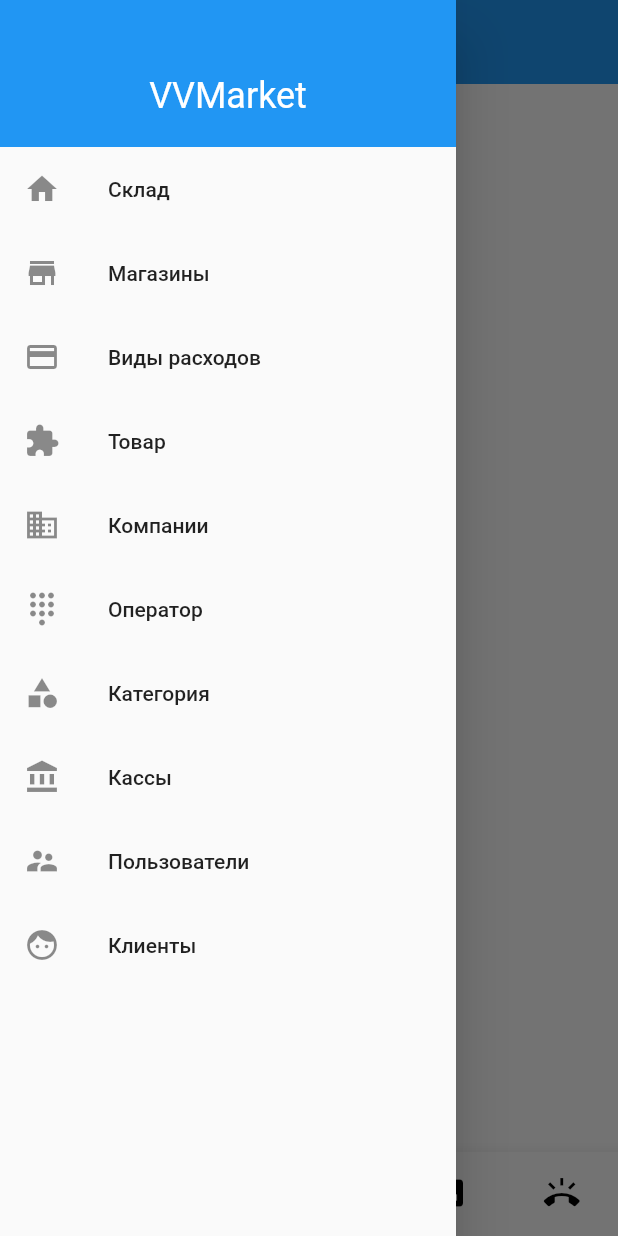
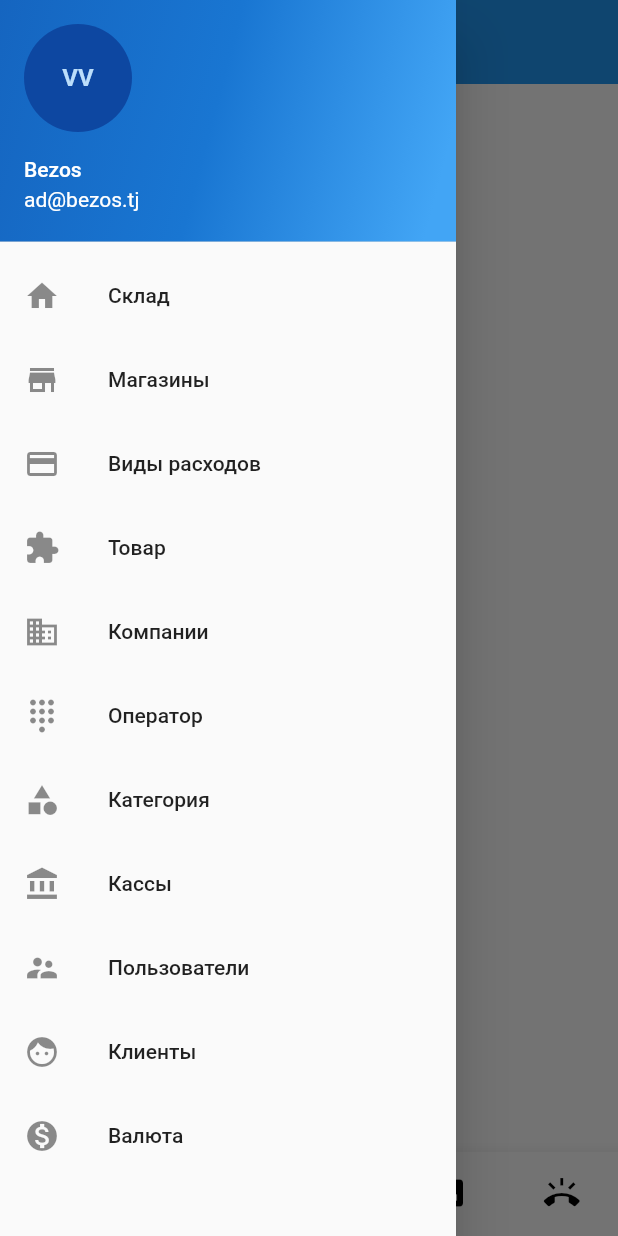
Before and after one commit to UKhurshed/Flutter_UI, a Flutter app: the Home screen opened directly, item 2 of the bottom bar chosen, with the side drawer open, on a phone screen of 412 x 824 dp. Run offline on Flutter 3.47's test engine with Material 2 defaults, Android fonts, the phone set to English and light mode, and no system bars.

Commit message:
Optimized Main Drawer Screen

```diff
--- a/lib/components/MainDrawer.dart
+++ /dev/null
@@ -1,98 +0,0 @@
-import 'package:flutter/material.dart';
-import 'package:flutter/painting.dart';
-
-class MainDrawer extends StatelessWidget {
-  @override
-  Widget build(BuildContext context) {
-    return Drawer(
-      child: Column(
-        children: [
-          Container(
-            width: double.infinity,
-            padding: const EdgeInsets.all(20),
-            color: Theme
-                .of(context)
-                .primaryColor,
-            child: Center(
-              child: Column(
-                children: [
-                  Container(
-                    height: 30,
-                    width: 100,
-//                    margin: const EdgeInsets.only(bottom: 20),
-                  ),
-                  Text('VVMarket', style: TextStyle(color: Colors.white, fontSize: 24)),
-                ],
-              ),
-            ),
-          ),
-          SingleChildScrollView(
-            scrollDirection: Axis.vertical,
-            child: Column(
-              crossAxisAlignment: CrossAxisAlignment.start,
-              children: [
-                ListTile(
-                  leading: Icon(Icons.home),
-                  title: Text('Склад'),
-                  onTap: null,
-                ),
-                ListTile(
-                  leading: Icon(Icons.store),
-                  title: Text('Магазины'),
-                  onTap: null,
-                ),
-                ListTile(
-                  leading: Icon(Icons.payment),
-                  title: Text('Виды расходов'),
-                  onTap: null,
-                ),
-                ListTile(
-                  leading: Icon(Icons.extension),
-                  title: Text('Товар'),
-                  onTap: null,
-                ),
-                ListTile(
-                  leading: Icon(Icons.business),
-                  title: Text('Компании'),
-                  onTap: null,
-                ),
-                ListTile(
-                  leading: Icon(Icons.dialpad),
-                  title: Text('Оператор'),
-                  onTap: null,
-                ),
-                ListTile(
-                  leading: Icon(Icons.category),
-                  title: Text('Категория'),
-                  onTap: null,
-                ),
-                ListTile(
-                  leading: Icon(Icons.account_balance),
-                  title: Text('Кассы'),
-                  onTap: null,
-                ),
-                ListTile(
-                  leading: Icon(Icons.supervisor_account),
-                  title: Text('Пользователи'),
-                  onTap: null,
-                ),
-                ListTile(
-                  leading: Icon(Icons.face),
-                  title: Text('Клиенты'),
-                  onTap: null,
-                ),
-//                ListTile(
-//                  leading: Icon(Icons.home),
-//                  title: Text('Валюта'),
-//                  onTap: null,
-//                ),
-              ],
-            ),
-
-          ),
-
-        ],
-      ),
-    );
-  }
-}
--- /dev/null
+++ b/lib/components/document_drawer.dart
@@ -0,0 +1,56 @@
+import 'package:flutter/material.dart';
+
+class DocumentDrawer extends StatelessWidget {
+  @override
+  Widget build(BuildContext context) {
+    return Drawer(
+      child: Column(
+        children: [
+          Container(
+            width: double.infinity,
+            padding: const EdgeInsets.all(20),
+            color: Theme
+                .of(context)
+                .primaryColor,
+            child: Center(
+              child: Column(
+                children: [
+                  Container(
+                    height: 30,
+                    width: 100,
+//                    margin: const EdgeInsets.only(bottom: 20),
+                  ),
+                  Text('VVMarket',
+                      style: TextStyle(color: Colors.white, fontSize: 24)),
+                ],
+              ),
+            ),
+          ),
+          SingleChildScrollView(
+            scrollDirection: Axis.vertical,
+            child: Column(
+              crossAxisAlignment: CrossAxisAlignment.start,
+              children: [
+                ListTile(
+                  leading: Icon(Icons.home),
+                  title: Text('Склад'),
+                  onTap: null,
+                ),
+                ListTile(
+                  leading: Icon(Icons.store),
+                  title: Text('Магазины'),
+                  onTap: null,
+                ),
+                ListTile(
+                  leading: Icon(Icons.payment),
+                  title: Text('Виды расходов'),
+                  onTap: null,
+                ),
+              ],
+            ),
+          ),
+        ],
+      ),
+    );
+  }
+}
--- a/lib/components/home.dart
+++ b/lib/components/home.dart
@@ -1,13 +1,11 @@
 import 'package:flutter/material.dart';
-import 'package:flutter/painting.dart';
 import 'package:flutter_ui/screens/Home.dart';
 import 'package:flutter_ui/screens/Operations.dart';
 import 'package:flutter_ui/screens/crm.dart';
 import 'package:flutter_ui/screens/documents.dart';
 import 'package:flutter_ui/screens/reports.dart';
-
-import 'AppBar.dart';
-import 'MainDrawer.dart';
+import 'app_bar.dart';
+import 'main_drawer.dart';
 
 
 class Home extends StatefulWidget {
--- /dev/null
+++ b/lib/components/main_drawer.dart
@@ -0,0 +1,61 @@
+import 'package:flutter/material.dart';
+import 'package:flutter/painting.dart';
+import 'package:flutter_ui/model/main_drawer_items.dart';
+
+class MainDrawer extends StatelessWidget {
+
+  List<MainDrawerItems> _drawerItems = itemsList;
+  @override
+  Widget build(BuildContext context) {
+    return Drawer(
+      child: ListView(
+        children: [
+          UserAccountsDrawerHeader(
+            decoration: BoxDecoration(
+              gradient: LinearGradient(
+                begin: Alignment.topLeft,
+                colors: [Colors.blue[800], Colors.blue[700], Colors.blue[400]],
+              )
+            ),
+          accountName: Text('Bezos'),
+            accountEmail: Text('ad@bezos.tj'),
+            currentAccountPicture: CircleAvatar(
+
+              child: Text('VV', style: TextStyle(fontWeight: FontWeight.bold,),),
+              backgroundColor: Colors.blue[900],
+            ),
+
+          ),
+//          DrawerHeader(
+//            decoration: BoxDecoration(
+//              gradient: LinearGradient(
+//                  begin: Alignment.topCenter,
+//                  colors: [Colors.blue[800], Colors.blue[700], Colors.blue[400]]
+//              ),
+//            ),
+//            child: Center(
+//              child: Container(
+//                child: Text('VVMarket',
+//                    style: TextStyle(color: Colors.white, fontSize: 24)
+//                ),
+//              ),
+//            ),
+//          ),
+          ListView.builder(
+              scrollDirection: Axis.vertical,
+              shrinkWrap: true,
+              physics: ScrollPhysics(),
+              itemCount: itemsList.length,
+              itemBuilder: (BuildContext context, int index) {
+                return ListTile(
+                  onTap: () {},
+                  title: Text(_drawerItems[index].itemsTitle),
+                  leading: Icon(_drawerItems[index].itemsIcon),
+                );
+              }
+          ),
+        ],
+      ),
+    );
+  }
+}
--- /dev/null
+++ b/lib/config/config.dart
@@ -0,0 +1 @@
+import 'package:flutter/material.dart';
--- /dev/null
+++ b/lib/model/data.dart
@@ -0,0 +1 @@
+import 'package:flutter/material.dart';
--- /dev/null
+++ b/lib/model/main_drawer_items.dart
@@ -0,0 +1,22 @@
+import 'package:flutter/material.dart';
+
+class MainDrawerItems{
+  final IconData itemsIcon;
+  final String itemsTitle;
+
+  MainDrawerItems({this.itemsIcon, this.itemsTitle});
+}
+
+List<MainDrawerItems> itemsList = [
+  MainDrawerItems(itemsIcon: Icons.home, itemsTitle: 'Склад'),
+  MainDrawerItems(itemsIcon: Icons.store, itemsTitle: 'Магазины'),
+  MainDrawerItems(itemsIcon: Icons.payment, itemsTitle: 'Виды расходов'),
+  MainDrawerItems(itemsIcon: Icons.extension, itemsTitle: 'Товар'),
+  MainDrawerItems(itemsIcon: Icons.business, itemsTitle: 'Компании'),
+  MainDrawerItems(itemsIcon: Icons.dialpad, itemsTitle: 'Оператор'),
+  MainDrawerItems(itemsIcon: Icons.category, itemsTitle: 'Категория'),
+  MainDrawerItems(itemsIcon: Icons.account_balance, itemsTitle: 'Кассы'),
+  MainDrawerItems(itemsIcon: Icons.supervisor_account, itemsTitle: 'Пользователи'),
+  MainDrawerItems(itemsIcon: Icons.face, itemsTitle: 'Клиенты'),
+  MainDrawerItems(itemsIcon: Icons.monetization_on, itemsTitle: 'Валюта'),
+];
--- /dev/null
+++ b/lib/model/navbar_drawer/document_drawer.dart
@@ -0,0 +1 @@
+import 'package:flutter/material.dart';
--- a/lib/screens/documents.dart
+++ b/lib/screens/documents.dart
@@ -1,12 +1,16 @@
 import 'package:flutter/material.dart';
 import 'package:flutter/painting.dart';
+import 'package:flutter_ui/components/document_drawer.dart';
+
 
 class Documents extends StatelessWidget {
   const Documents({Key key}) : super(key: key);
 
   @override
   Widget build(BuildContext context) {
-    return Container(
+    return Scaffold(
+      drawer: DocumentDrawer(),
+      body: Container(
         child: Padding(
           padding: const EdgeInsets.all(15),
           child: Row(
@@ -17,6 +21,7 @@ class Documents extends StatelessWidget {
             ],
           ),
         ),
+      ),
     );
   }
 }
--- a/pubspec.yaml
+++ b/pubspec.yaml
@@ -24,6 +24,7 @@ dependencies:
   flutter:
     sdk: flutter
   google_fonts: ^1.1.0
+  http: ^0.12.2
 
 
 
```
Also changed, not shown: lib/components/app_bar.dart (renamed from lib/components/AppBar.dart), pubspec.lock. Lines whose indentation alone changed are shown as unchanged.
